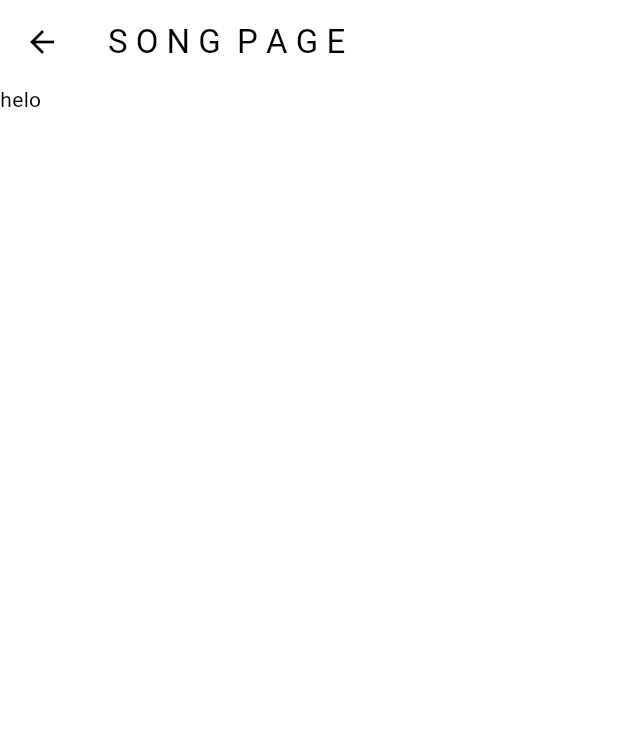
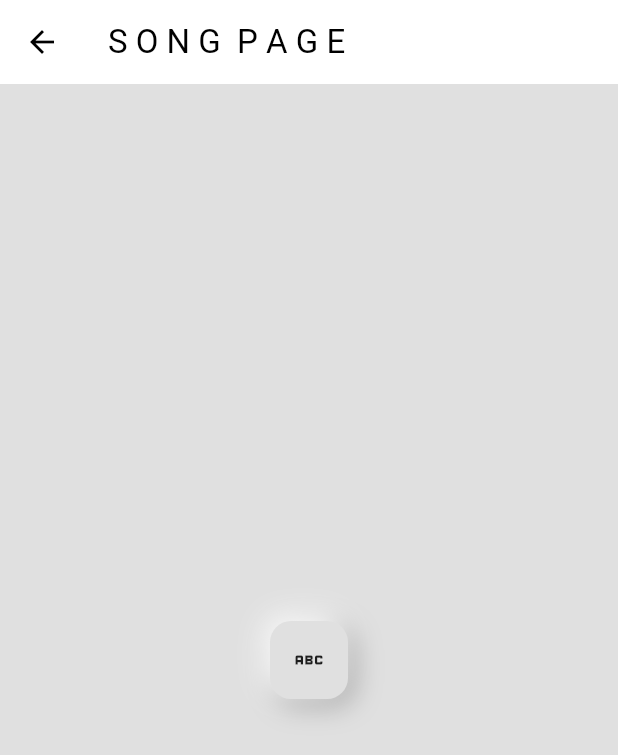
Before and after one commit to kshitizadhikari/minimal_music_app, a Flutter app: the SongScreen screen opened directly, on a phone screen of 412 x 824 dp. Shown: the top 755 px of the screen. Run offline on Flutter 3.47's test engine with Material 3 defaults, Android fonts, the light colour scheme and no system bars.

Commit message:
Add NeuMorphic Box

```diff
--- /dev/null
+++ b/lib/components/neu_box.dart
@@ -0,0 +1,33 @@
+import 'package:flutter/material.dart';
+
+class NeuBox extends StatelessWidget {
+  final Widget? child;
+  const NeuBox({super.key, required this.child});
+
+  @override
+  Widget build(BuildContext context) {
+    return Container(
+      decoration: BoxDecoration(
+        color: Theme.of(context).colorScheme.background,
+        borderRadius: BorderRadius.circular(14),
+        boxShadow: [
+          //darker shadow on the bottom right
+          BoxShadow(
+            color: Colors.grey.shade500,
+            blurRadius: 15,
+            offset: const Offset(4, 4),
+          ),
+
+          //lighter shadow on the top left
+          BoxShadow(
+            color: Colors.white,
+            blurRadius: 15,
+            offset: const Offset(-4, -4),
+          ),
+        ],
+      ),
+      padding: EdgeInsets.all(14),
+      child: child,
+    );
+  }
+}
--- a/lib/screens/home_screen.dart
+++ b/lib/screens/home_screen.dart
@@ -18,7 +18,6 @@
   @override
   void initState() {
     super.initState();
-
     playlistProvider = Provider.of<PlaylistProvider>(context, listen: false);
   }
 
--- a/lib/screens/song_screen.dart
+++ b/lib/screens/song_screen.dart
@@ -1,4 +1,5 @@
 import 'package:flutter/material.dart';
+import 'package:minimal_music_app/components/neu_box.dart';
 
 class SongScreen extends StatelessWidget {
   const SongScreen({super.key});
@@ -6,9 +7,12 @@
   @override
   Widget build(BuildContext context) {
     return Scaffold(
+      backgroundColor: Theme.of(context).colorScheme.background,
       appBar: AppBar(title: const Text("S O N G  P A G E"),
       ),
-      body: Text("helo"),
+      body: Center(
+        child: NeuBox(child: Icon(Icons.abc),),
+      ),
     );
   }
 }
```
